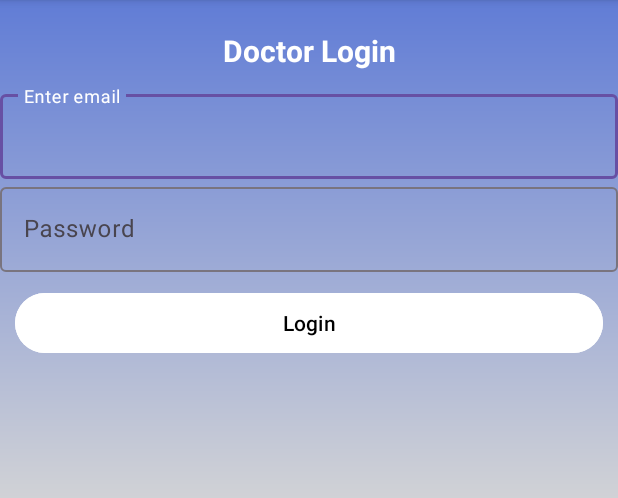
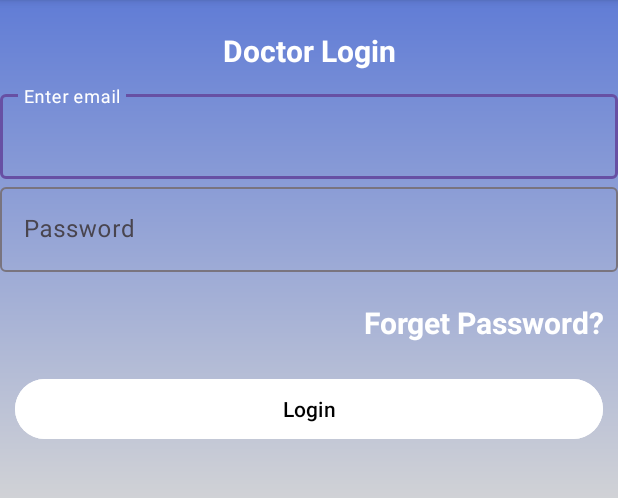
Before and after one commit to rajato7/DoctorPrescriptionAdmin1, an Android app: the DoctorLoginActivity screen opened directly, with no data from a screen before it, on a phone screen of 412 x 824 dp, the part 96-594 px from its top. Run offline under Robolectric (Android 15) with nearby library versions, the phone set to English and light mode, and no system bars; our stand-ins replace Firebase (no records; nobody signed in at launch, a user with empty details on screens opened directly).

Commit message:
check description
Add Validation and Forget Password

```diff
--- a/app/src/main/java/com/example/doctorprescription/activities/AdminLoginActivity.kt
+++ b/app/src/main/java/com/example/doctorprescription/activities/AdminLoginActivity.kt
@@ -12,6 +12,7 @@ import com.google.firebase.ktx.Firebase
 class AdminLoginActivity : AppCompatActivity() {
     lateinit var binding: ActivityAdminLoginBinding
     var mAuth = Firebase.auth
+    private val emailPattern = "[a-zA-Z0-9._-]+@[a-z]+[a-z]+"
 
     override fun onCreate(savedInstanceState: Bundle?) {
         super.onCreate(savedInstanceState)
@@ -23,7 +24,10 @@ class AdminLoginActivity : AppCompatActivity() {
             if (binding.edtemail.text.isNullOrEmpty()) {
                 binding.tilemail.isErrorEnabled = true
                 binding.tilemail.error = "Enter Email"
-            } else if (binding.edtPassword.text.isNullOrEmpty()) {
+            }else  if (!binding.edtemail.text!!.matches(emailPattern.toRegex())) {
+                binding.edtemail.error = "Enter Valid Email"
+            }
+            else if (binding.edtPassword.text.isNullOrEmpty()) {
                 binding.tilPassword.isErrorEnabled = true
                 binding.tilPassword.error = "Enter password"
             } else {
--- a/app/src/main/res/layout/activity_doctor_login.xml
+++ b/app/src/main/res/layout/activity_doctor_login.xml
@@ -54,6 +54,19 @@
             android:id="@+id/edtPassword"
             android:inputType="number"/>
     </com.google.android.material.textfield.TextInputLayout>
+    <TextView
+        android:id="@+id/tvResetPassword"
+        android:layout_width="match_parent"
+        android:layout_height="wrap_content"
+        android:text="Forget Password?"
+        android:textColor="@color/white"
+        android:layout_marginTop="20dp"
+        android:layout_marginEnd="10dp"
+        android:gravity="end"
+        android:textSize="20dp"
+        android:layout_marginBottom="10dp"
+        android:textStyle="bold"/>
+
 
     <Button
         android:id="@+id/btnsave"
```
Also changed, not shown: app/src/main/java/com/example/doctorprescription/activities/DoctorLoginActivity.kt (+24 -1 lines).
